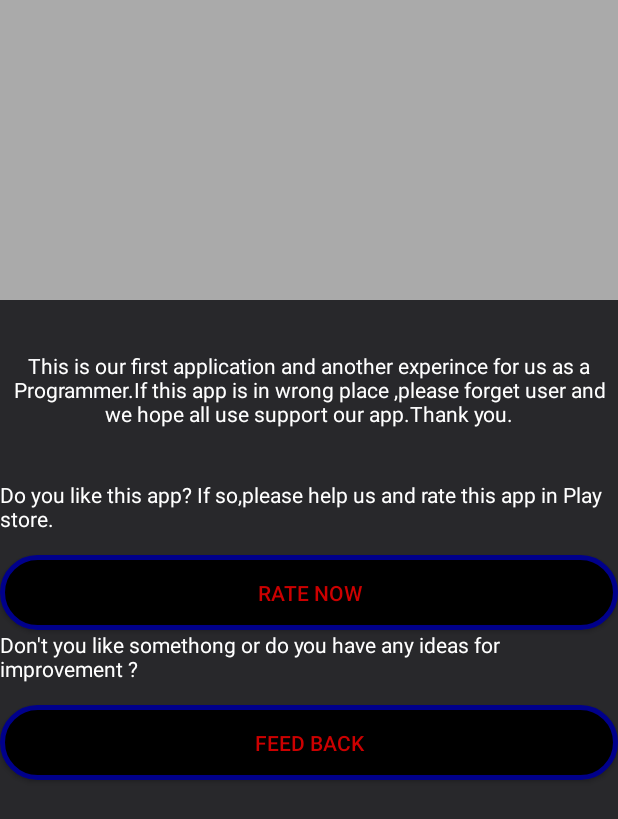
After one commit to GVZ7/MYProject, an Android app: the layout activity_about.xml on its own in the app's theme, with its tools: preview values and no code run, on a phone screen of 412 x 824 dp. The commit adds this screen. Shown: the top 819 px of the screen. Run offline under Robolectric (Android 15) with nearby library versions, the phone set to English and light mode, and no system bars.

Commit message:
activity_about need edit

```diff
--- /dev/null
+++ b/app/src/main/res/drawable/button_app.xml
@@ -0,0 +1,13 @@
+<?xml version="1.0" encoding="utf-8"?>
+<selector xmlns:android="http://schemas.android.com/apk/res/android">
+    <item>
+        <shape android:shape="rectangle"  >
+            <corners android:radius="30dp" />
+            <stroke android:width="3dp" android:color="@color/DarkBlue_border" />
+            <gradient android:angle="-90"/>
+            <solid android:color="#000000"></solid>
+        </shape>
+
+    </item>
+
+</selector>
--- /dev/null
+++ b/app/src/main/res/layout/activity_about.xml
@@ -0,0 +1,62 @@
+<?xml version="1.0" encoding="utf-8"?>
+<LinearLayout xmlns:android="http://schemas.android.com/apk/res/android"
+    android:orientation="vertical" android:layout_width="match_parent"
+    android:layout_height="match_parent"
+    android:background="@color/color_background_about">
+
+
+    <!--logo-->
+    <LinearLayout
+        android:layout_width="match_parent"
+        android:layout_height="200dp"
+        android:background="@android:color/darker_gray"></LinearLayout>
+
+    <!--description-->
+    <LinearLayout
+        android:layout_width="match_parent"
+        android:layout_height="120dp">
+
+        <TextView
+            android:layout_width="match_parent"
+            android:layout_height="match_parent"
+            android:gravity="center"
+            android:textColor="@android:color/white"
+
+            android:text="This is our first application and another experince for us as a Programmer.If this app is in wrong place ,please forget user and we hope all use support our app.Thank you."/>
+
+    </LinearLayout>
+
+    <!--feedback n ratenow-->
+    <LinearLayout
+        android:layout_width="match_parent"
+        android:layout_height="match_parent"
+
+        android:orientation="vertical">
+
+        <TextView
+            android:layout_width="match_parent"
+            android:layout_height="50dp"
+            android:textColor="@android:color/white"
+            android:text="Do you like this app? If so,please help us and rate this app in Play store."/>
+        <Button
+            android:layout_width="match_parent"
+            android:layout_height="50dp"
+            android:background="@drawable/button_app"
+            android:text="@string/rate_now"
+            android:textColor="@android:color/holo_red_dark"/>
+        <TextView
+            android:layout_width="match_parent"
+            android:layout_height="50dp"
+            android:textColor="@android:color/white"
+            android:text="Don't you like somethong or do you have any ideas for improvement ?"/>
+        <Button
+            android:layout_width="match_parent"
+            android:layout_height="50dp"
+            android:background="@drawable/button_app"
+            android:text="@string/feedback"
+            android:textColor="@android:color/holo_red_dark"/>
+    </LinearLayout>
+
+
+
+</LinearLayout>
--- a/app/src/main/res/values/colors.xml
+++ b/app/src/main/res/values/colors.xml
@@ -3,4 +3,6 @@
     <color name="colorPrimary">#3F51B5</color>
     <color name="colorPrimaryDark">#303F9F</color>
     <color name="colorAccent">#FF4081</color>
+    <color name="color_background_about">#28282b</color>
+    <color name="DarkBlue_border">#00008B</color>
 </resources>
--- a/app/src/main/res/values/strings.xml
+++ b/app/src/main/res/values/strings.xml
@@ -1,3 +1,5 @@
 <resources>
     <string name="app_name">MYProject</string>
+    <string name="rate_now">Rate Now</string>
+    <string name="feedback">Feed Back</string>
 </resources>
```
